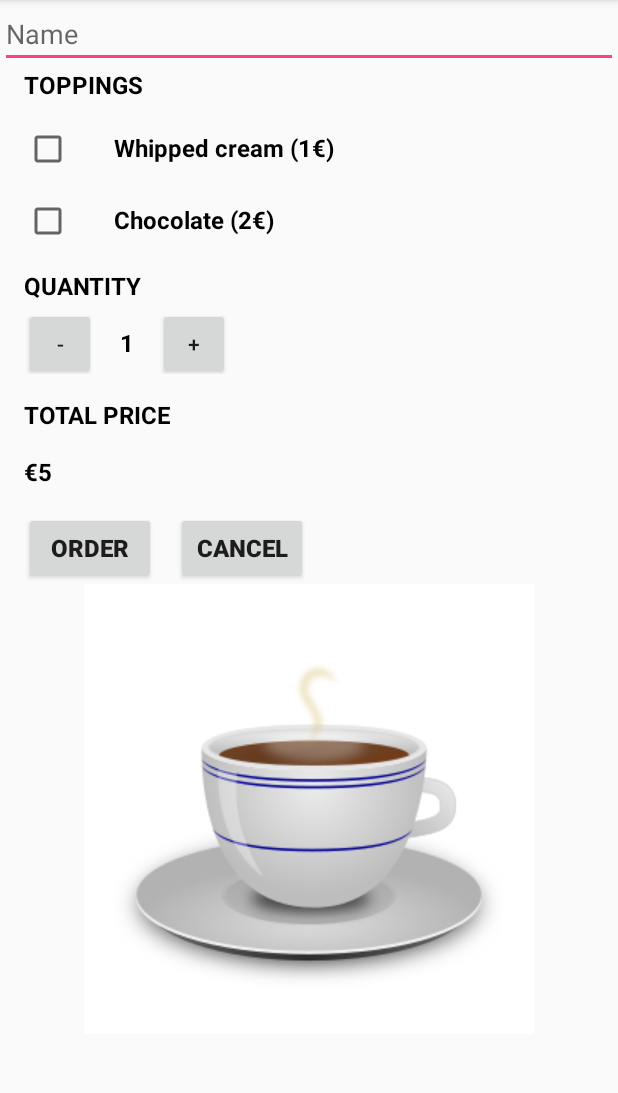
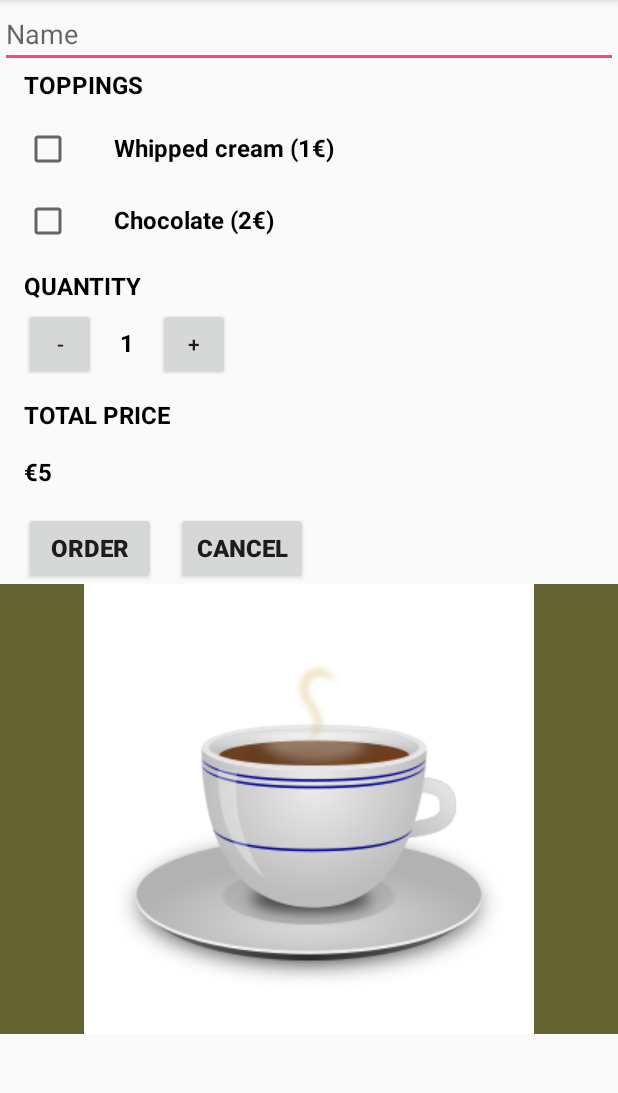
Before and after one commit to vikram919/BeginnerApp4Intents, an Android app: the screen it shows after launch (MainActivity), on a phone screen of 412 x 824 dp, the part 84-1177 px from its top. Run offline under Robolectric (Android 15) with nearby library versions, the phone set to English and light mode, and no system bars.

Commit message:
changes to logo and name

```diff
--- a/app/src/main/java/com/example/vik/beginnerapp4intents/MainActivity.java
+++ b/app/src/main/java/com/example/vik/beginnerapp4intents/MainActivity.java
@@ -1,12 +1,15 @@
 package com.example.vik.beginnerapp4intents;
 
 import android.content.Intent;
+import android.graphics.Color;
+import android.graphics.PorterDuff;
 import android.net.Uri;
 import android.os.Bundle;
 import android.support.v7.app.AppCompatActivity;
 import android.view.View;
 import android.widget.CheckBox;
 import android.widget.EditText;
+import android.widget.ImageView;
 import android.widget.TextView;
 
 public class MainActivity extends AppCompatActivity {
@@ -23,6 +26,9 @@ public class MainActivity extends AppCompatActivity {
     protected void onCreate(Bundle savedInstanceState) {
         super.onCreate(savedInstanceState);
         setContentView(R.layout.activity_main);
+        ImageView iv = (ImageView)findViewById(R.id.coffee_imageview);
+        iv.setColorFilter(Color.BLACK, PorterDuff.Mode.LIGHTEN);
+        iv.setBackgroundColor(Color.rgb(100, 100, 50));
         whippedcreamCheckBox = (CheckBox) findViewById(R.id.whippedcream_checkbox);
         chocolateCheckBox = (CheckBox) findViewById(R.id.chocolate_checkbox);
         editText = (EditText) findViewById(R.id.edit_text_input);
--- a/app/src/main/res/layout/activity_main.xml
+++ b/app/src/main/res/layout/activity_main.xml
@@ -173,7 +173,9 @@
                 android:textStyle="bold" />
         </LinearLayout>
         <ImageView
+            android:id="@+id/coffee_imageview"
             android:src="@drawable/coffee"
+            android:scaleType="center"
             android:layout_width="match_parent"
             android:layout_height="wrap_content" />
     </LinearLayout>
```
